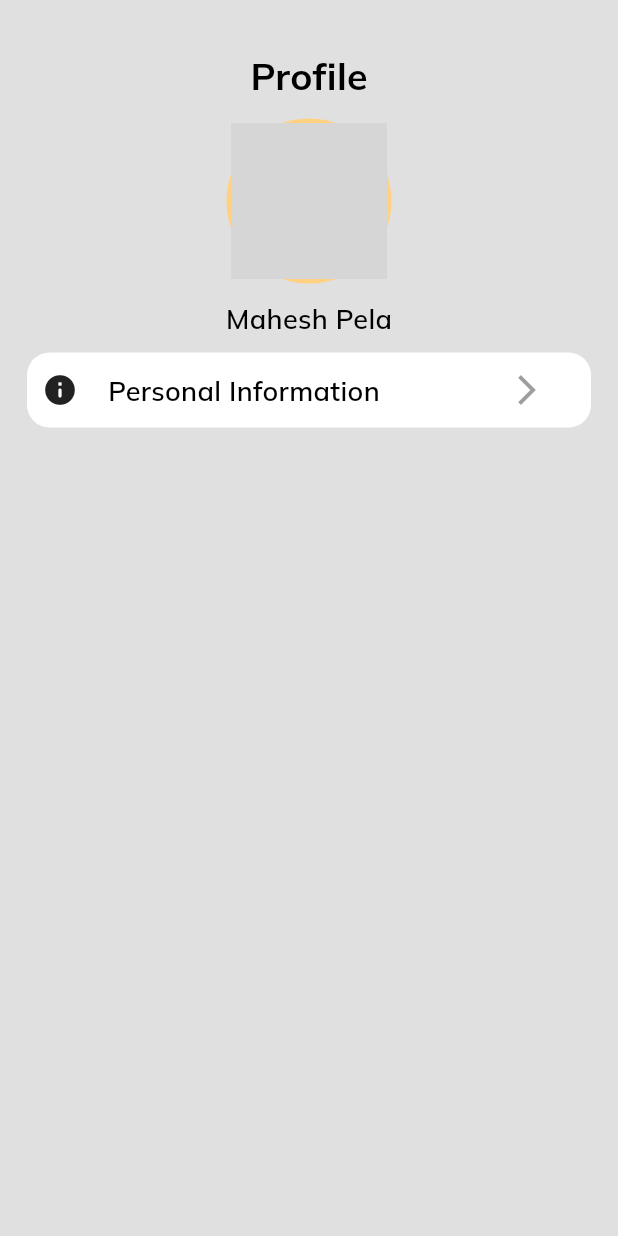
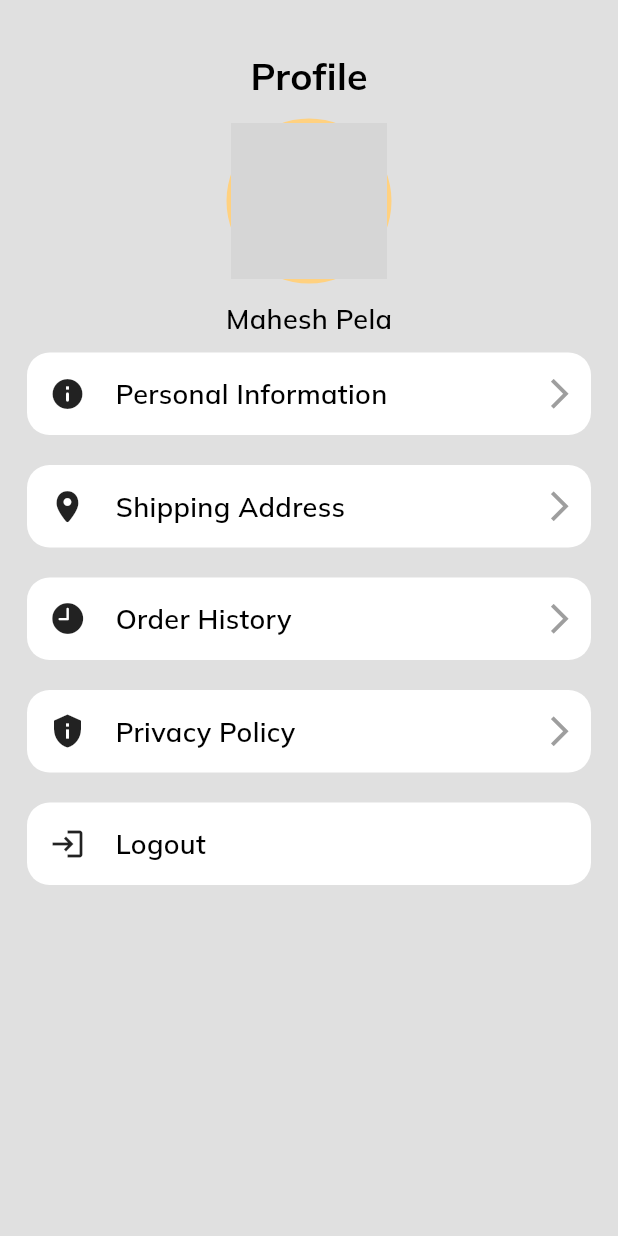
Before and after one commit to mahesh-pela/Trendify-Ecommerce-App, a Flutter app: the Profile screen opened directly, on a phone screen of 412 x 824 dp. Run offline on Flutter 3.47's test engine with Material 3 defaults, Android fonts, the phone set to English and light mode, and no system bars; our stand-ins replace google_fonts, iconsax; grey boxes are pictures that could not be loaded.

Commit message:
solved the ongoing issues

```diff
--- a/lib/Screens/Profile/profile.dart
+++ b/lib/Screens/Profile/profile.dart
@@ -40,24 +40,119 @@ class Profile extends StatelessWidget {
 
               ///-----------logout section------------
               SizedBox(height: 10,),
+              ///----Personal INformation-------
               Container(
-                padding: EdgeInsets.all(10),
+                padding: EdgeInsets.only(left: 15, right: 15),
                 width: double.infinity,
-                height: 50,
+                height: 55,
                 decoration: BoxDecoration(
                   color: CupertinoColors.white,
                   borderRadius: BorderRadius.circular(15),
                 ),
                 child: Row(
+                  mainAxisAlignment: MainAxisAlignment.spaceBetween,
                   children: [
                     Icon(Icons.info_rounded),
                     SizedBox(width: 20,),
-                    Text('Personal Information', style: textStyle18(),),
-                    SizedBox(width: 80,),
+                    Expanded(child: Text('Personal Information', style: textStyle18(),)),
                     Transform.rotate(
                       angle: 3.14,
                         child: Icon(Icons.arrow_back_ios, color: Colors.grey.shade500,)
                     )
+                  ],
+                ),
+              ),
+              SizedBox(height: 20,),
+
+              ///------------Shipping Address----------
+              Container(
+                padding: EdgeInsets.only(left: 15, right: 15),
+                width: double.infinity,
+                height: 55,
+                decoration: BoxDecoration(
+                  color: CupertinoColors.white,
+                  borderRadius: BorderRadius.circular(15),
+                ),
+                child: Row(
+                  mainAxisAlignment: MainAxisAlignment.spaceBetween,
+                  children: [
+                    Icon(CupertinoIcons.location_solid),
+                    SizedBox(width: 20,),
+                    Expanded(child: Text('Shipping Address', style: textStyle18(),)),
+                    Transform.rotate(
+                      angle: 3.14,
+                        child: Icon(Icons.arrow_back_ios, color: Colors.grey.shade500,)
+                    )
+                  ],
+                ),
+              ),
+              SizedBox(height: 20,),
+
+              ///----------Order History-------------
+              Container(
+                padding: EdgeInsets.only(left: 15, right: 15),
+                width: double.infinity,
+                height: 55,
+                decoration: BoxDecoration(
+                  color: CupertinoColors.white,
+                  borderRadius: BorderRadius.circular(15),
+                ),
+                child: Row(
+                  mainAxisAlignment: MainAxisAlignment.spaceBetween,
+                  children: [
+                    Icon(CupertinoIcons.time_solid),
+                    SizedBox(width: 20,),
+                    Expanded(
+                        child: Text('Order History', style: textStyle18(),)
+                    ),
+                    Transform.rotate(
+                      angle: 3.14,
+                        child: Icon(Icons.arrow_back_ios, color: Colors.grey.shade500,)
+                    )
+                  ],
+                ),
+              ),
+              SizedBox(height: 20,),
+
+              ///---------Privacy Policy----------
+              Container(
+                padding: EdgeInsets.only(left: 15, right: 15),
+                width: double.infinity,
+                height: 55,
+                decoration: BoxDecoration(
+                  color: CupertinoColors.white,
+                  borderRadius: BorderRadius.circular(15),
+                ),
+                child: Row(
+                  mainAxisAlignment: MainAxisAlignment.spaceBetween,
+                  children: [
+                    Icon(Icons.privacy_tip),
+                    SizedBox(width: 20,),
+                    Expanded(child: Text('Privacy Policy', style: textStyle18(),)),
+                    Transform.rotate(
+                      angle: 3.14,
+                        child: Icon(Icons.arrow_back_ios, color: Colors.grey.shade500,)
+                    )
+                  ],
+                ),
+              ),
+              SizedBox(height: 20,),
+
+              ///----------Logout---------
+              Container(
+                padding: EdgeInsets.only(left: 15, right: 15),
+                width: double.infinity,
+                height: 55,
+                decoration: BoxDecoration(
+                  color: CupertinoColors.white,
+                  borderRadius: BorderRadius.circular(15),
+                ),
+                child: Row(
+                  mainAxisAlignment: MainAxisAlignment.spaceBetween,
+                  children: [
+                    Icon(Icons.login),
+                    SizedBox(width: 20,),
+                    Expanded(child: Text('Logout', style: textStyle18(),)),
                   ],
                 ),
               ),
```
Also changed, not shown: lib/Screens/Cart/cartScreen.dart (+38 -30 lines), lib/Screens/Favourite/favouriteScreen.dart (+13 -4 lines).
